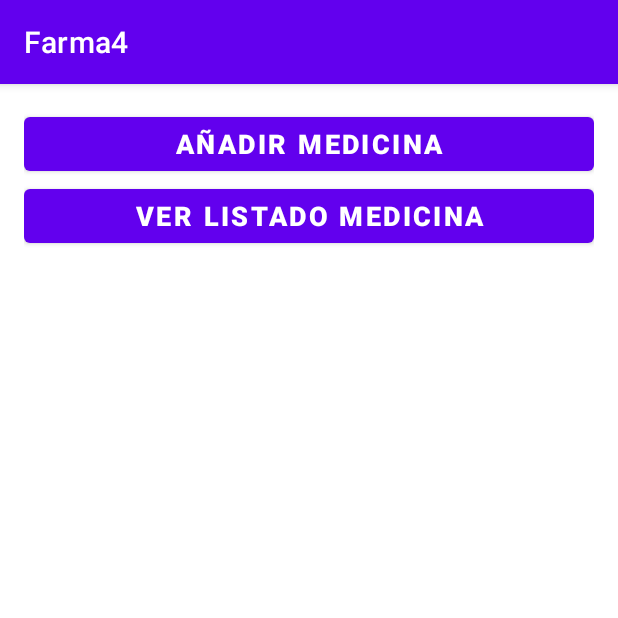
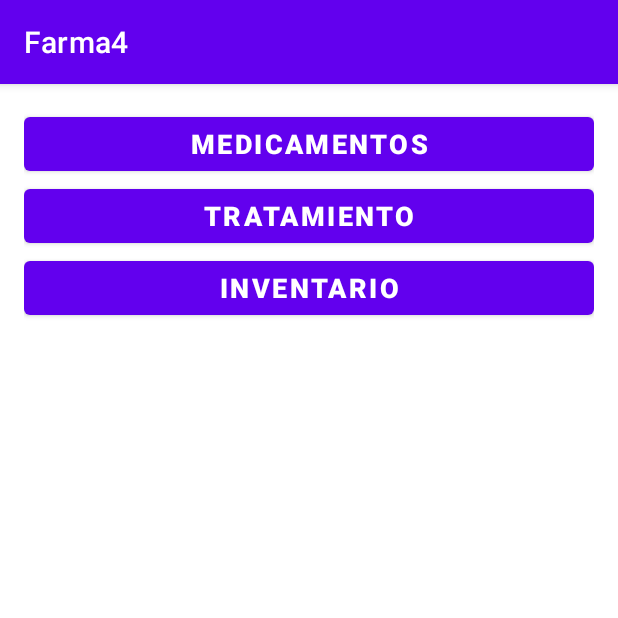
Before and after one commit to jrodriguezballester/InicioRoom, an Android app: the screen it shows after launch (MenuActivity before the commit, InicialActivity after it), on a phone screen of 412 x 824 dp, the top half of it. Run offline under Robolectric (Android 15) with nearby library versions, the phone set to English and light mode, and no system bars; our stand-ins replace data binding.

Commit message:
FinalFirstActivity

```diff
--- a/app/src/main/java/com/example/farma4/ui/MenuActivity.kt
+++ b/app/src/main/java/com/example/farma4/ui/InicialActivity.kt
@@ -9,7 +9,7 @@ import androidx.lifecycle.ViewModelProvider
 import com.example.farma4.R
 import com.example.farma4.databinding.ActivityInicialBinding
 
-class MenuActivity : AppCompatActivity() {
+class InicialActivity : AppCompatActivity() {
 
     private lateinit var inicialViewModel: InicialViewModel
 
@@ -31,14 +31,22 @@ class MenuActivity : AppCompatActivity() {
 
         inicialViewModel.cambioActivity.observe(this) {
             Log.i("MenuActivity", "valor: ${it}")
+          // medicamentos
             if (it == 1) {
                 Log.i("MenuActivity", "entra1: ${it}")
                 val intent = Intent(this, AddMedicinaActivity::class.java)
                 startActivity(intent)
             }
+            // Tratamiento
             if (it == 2) {
                 Log.i("MenuActivity", "entra2: ${it}")
-                val intent = Intent(this, AddMedicinaActivity::class.java)
+                val intent = Intent(this, ListaActivity::class.java)
+                startActivity(intent)
+            }
+            // Inventario
+            if (it == 3) {
+                Log.i("MenuActivity", "entra3: ${it}")
+                val intent = Intent(this, ListaActivity::class.java)
                 startActivity(intent)
             }
         }
--- a/app/src/main/java/com/example/farma4/ui/InicialViewModel.kt
+++ b/app/src/main/java/com/example/farma4/ui/InicialViewModel.kt
@@ -6,9 +6,9 @@ import androidx.lifecycle.ViewModel
 
 class InicialViewModel() : ViewModel() {
     val cambioActivity = MutableLiveData<Int>()
-    var buttonToActivity1 = "Añadir Medicina"
-    var buttonToActivity2 = "Ver Listado Medicina"
-
+    var buttonToActivity1 = "Medicamentos"
+    var buttonToActivity2 = "Tratamiento"
+    var buttonToActivity3 = "Inventario"
     init {
         Log.i("InicialActivity", "viewmodel")
         cambioActivity.value = 0
@@ -22,11 +22,18 @@ class InicialViewModel() : ViewModel() {
         Log.i("InicialActivity toAddMedicina()", "valor::${cambioActivity.value.toString()}")
 
     }
-    fun toListMedicinas() {
-        Log.i("InicialActivity", "pulsado List")
-        Log.i("InicialActivity toAddMedicina()", "valor::${cambioActivity.value.toString()}")
+
+    fun toTratamiento() {
+        Log.i("InicialActivity", "pulsado toTratamiento")
         cambioActivity.value = 2
         Log.i("InicialActivity toAddMedicina()", "valor::${cambioActivity.value.toString()}")
 
     }
+    fun toInventario() {
+        Log.i("InicialActivity", "pulsado toInventario()")
+        Log.i("InicialActivity toAddMedicina()", "valor::${cambioActivity.value.toString()}")
+        cambioActivity.value = 3
+        Log.i("InicialActivity toAddMedicina()", "valor::${cambioActivity.value.toString()}")
+
+    }
 }
--- a/app/src/main/res/layout/activity_inicial.xml
+++ b/app/src/main/res/layout/activity_inicial.xml
@@ -3,7 +3,7 @@
 <layout xmlns:android="http://schemas.android.com/apk/res/android"
     xmlns:app="http://schemas.android.com/apk/res-auto"
     xmlns:tools="http://schemas.android.com/tools"
-    tools:context=".ui.MenuActivity">
+    tools:context=".ui.InicialActivity">
 
     <data>
 
@@ -33,11 +33,19 @@
             android:layout_width="match_parent"
             android:layout_height="wrap_content"
             android:layout_weight="1"
-            android:onClick="@{()->myViewModel.toListMedicinas()}"
+            android:onClick="@{()->myViewModel.toTratamiento()}"
             android:text="@={myViewModel.buttonToActivity2}"
             android:textSize="18sp"
             android:textStyle="bold" />
-
+        <Button
+            android:id="@+id/buttonToActivity3"
+            android:layout_width="match_parent"
+            android:layout_height="wrap_content"
+            android:layout_weight="1"
+            android:onClick="@{()->myViewModel.toInventario()}"
+            android:text="@={myViewModel.buttonToActivity3}"
+            android:textSize="18sp"
+            android:textStyle="bold" />
     </LinearLayout>
 
 
```
Also changed, not shown: app/src/main/AndroidManifest.xml (+9 -4 lines), app/src/main/java/com/example/farma4/ui/ListaActivity.kt (added, +62 -0 lines), app/src/main/res/layout/activity_lista.xml (added, +27 -0 lines).
